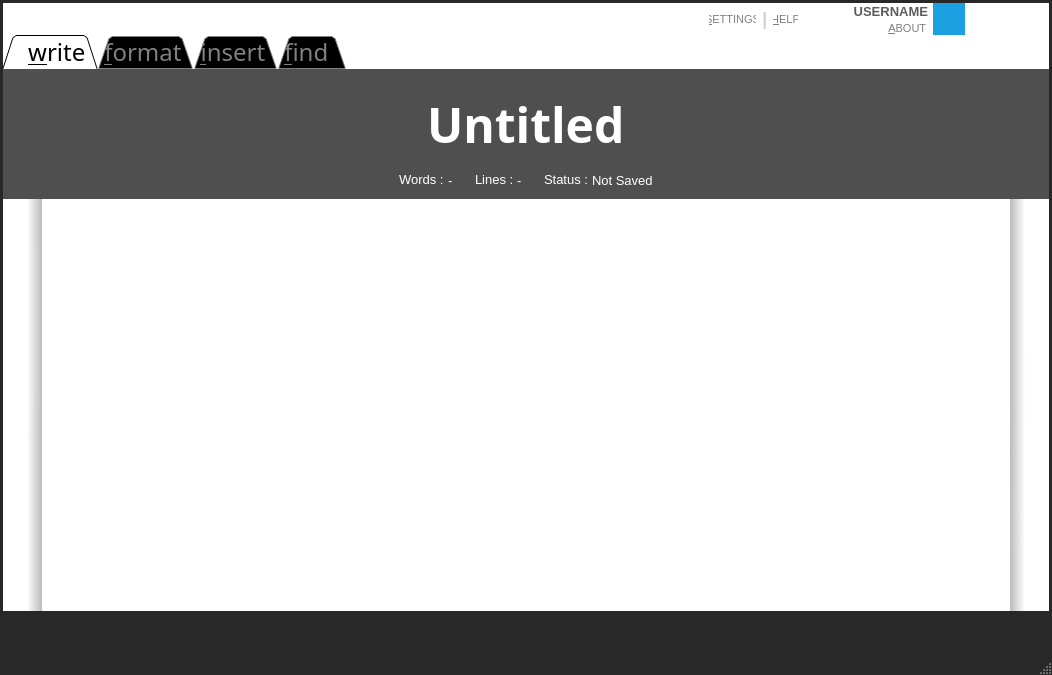
First picture: the form in Sources/mainwindow.ui, repository Sineaggi/CutePad, before the edit.
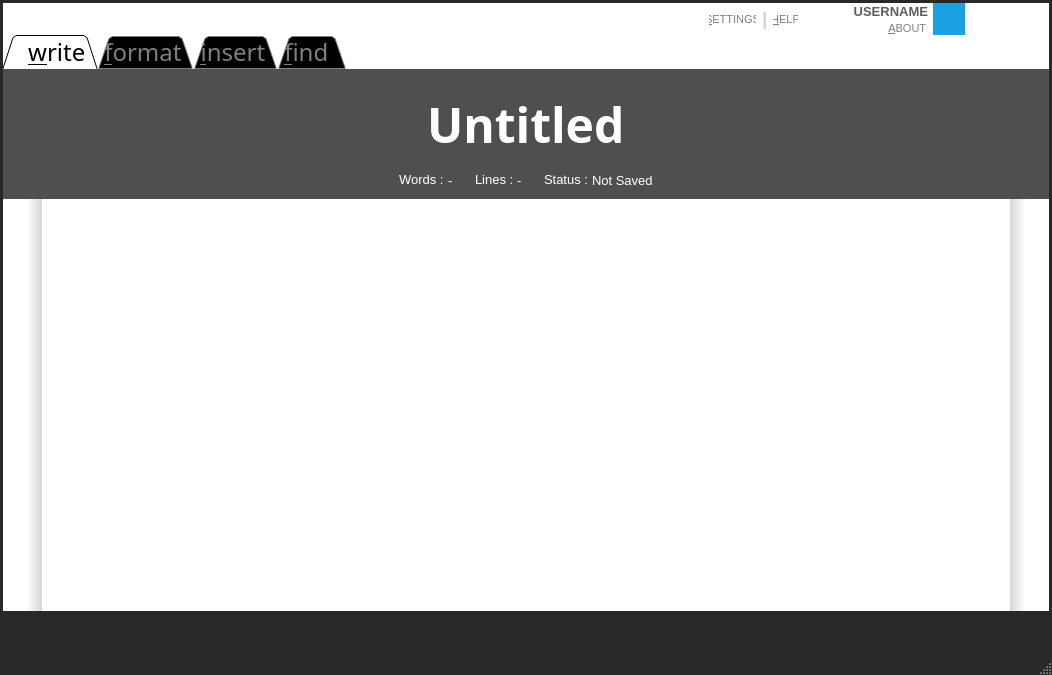
Second picture: the form after the edit. The open tabs and pages were chosen to show the change. Icons and pictures are not drawn.

Diff of the .ui file:
```diff
--- a/Sources/mainwindow.ui
+++ b/Sources/mainwindow.ui
@@ -5847,13 +5847,12 @@
          <bool>false</bool>
         </property>
         <property name="styleSheet">
-         <string notr="true">QTextEdit{
-border-left : 15px solid qlineargradient(spread:pad, x1:1, y1:0.496045, x2:0, y2:0.491, stop:0 rgba(0, 0, 0, 68), stop:1 rgba(255, 255, 255, 255));
-border-right : 15px solid qlineargradient(spread:pad, x0:1, y1:0.610091, x2:1, y2:0.615591, stop:0 rgba(0, 0, 0, 68), stop:1 rgba(255, 255, 255, 255));
-border-top :0px;
-border-bottom :0px;
-selection-background-color :rgb(27,161,226);
-
+         <string notr="true">QTextEdit {
+    border-left : 15px solid qlineargradient(spread:pad, x1:1, y1:0.496045, x2:0, y2:0.491, stop:0 rgb(213, 213, 213), stop:1 rgb(255, 255, 255));
+    border-right : 15px solid qlineargradient(spread:pad, x0:1, y1:0.610091, x2:1, y2:0.615591, stop:0 rgb(213, 213, 213), stop:1 rgb(255, 255, 255));
+    border-top: none;
+    border-bottom: none;
+    /*selection-background-color :rgb(27,161,226);*/
 }
 </string>
         </property>
```
Left out of the diff: 2 changed lines with no effect on the pictures.
